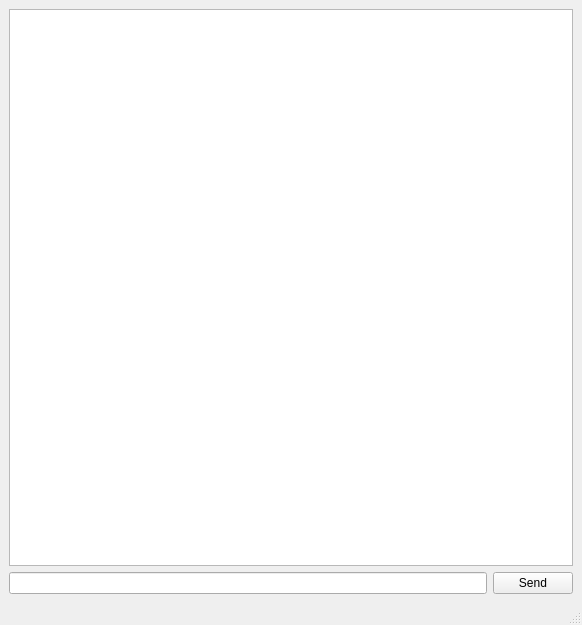
Qt form Panel/mainwindow.ui (shurk4/DoorPhone) before a commit.
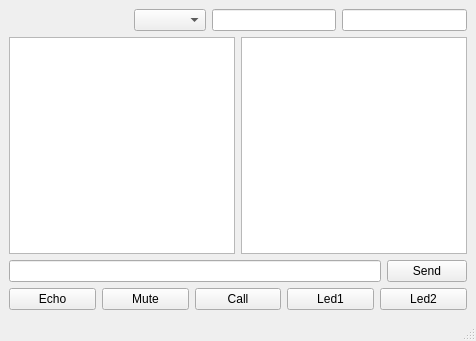
The same form after that commit.

What changed in the file:
```diff
--- a/Panel/mainwindow.ui
+++ b/Panel/mainwindow.ui
@@ -6,8 +6,8 @@
    <rect>
     <x>0</x>
     <y>0</y>
-    <width>582</width>
-    <height>625</height>
+    <width>476</width>
+    <height>341</height>
    </rect>
   </property>
   <property name="windowTitle">
@@ -16,7 +16,40 @@
   <widget class="QWidget" name="centralwidget">
    <layout class="QVBoxLayout" name="verticalLayout">
     <item>
-     <widget class="QTextBrowser" name="textBrowser"/>
+     <layout class="QHBoxLayout" name="horizontalLayout_3">
+      <item>
+       <spacer name="horizontalSpacer">
+        <property name="orientation">
+         <enum>Qt::Horizontal</enum>
+        </property>
+        <property name="sizeHint" stdset="0">
+         <size>
+          <width>40</width>
+          <height>20</height>
+         </size>
+        </property>
+       </spacer>
+      </item>
+      <item>
+       <widget class="QComboBox" name="comboBoxInterfaces"/>
+      </item>
+      <item>
+       <widget class="QLineEdit" name="lineEditIP"/>
+      </item>
+      <item>
+       <widget class="QLineEdit" name="lineEditPort"/>
+      </item>
+     </layout>
+    </item>
+    <item>
+     <layout class="QHBoxLayout" name="horizontalLayout_4">
+      <item>
+       <widget class="QListWidget" name="listWidgetIPs"/>
+      </item>
+      <item>
+       <widget class="QTextBrowser" name="textBrowser"/>
+      </item>
+     </layout>
     </item>
     <item>
      <layout class="QHBoxLayout" name="horizontalLayout">
@@ -32,6 +65,54 @@
       </item>
      </layout>
     </item>
+    <item>
+     <layout class="QHBoxLayout" name="horizontalLayout_2">
+      <item>
+       <widget class="QPushButton" name="pushButtonEcho">
+        <property name="text">
+         <string>Echo</string>
+        </property>
+        <property name="checkable">
+         <bool>true</bool>
+        </property>
+       </widget>
+      </item>
+      <item>
+       <widget class="QPushButton" name="pushButtonMute">
+        <property name="text">
+         <string>Mute</string>
+        </property>
+        <property name="checkable">
+         <bool>true</bool>
+        </property>
+       </widget>
+      </item>
+      <item>
+       <widget class="QPushButton" name="pushButtonCall">
+        <property name="text">
+         <string>Call</string>
+        </property>
+        <property name="checkable">
+         <bool>true</bool>
+        </property>
+       </widget>
+      </item>
+      <item>
+       <widget class="QPushButton" name="pushButton1">
+        <property name="text">
+         <string>Led1</string>
+        </property>
+       </widget>
+      </item>
+      <item>
+       <widget class="QPushButton" name="pushButton2">
+        <property name="text">
+         <string>Led2</string>
+        </property>
+       </widget>
+      </item>
+     </layout>
+    </item>
    </layout>
   </widget>
   <widget class="QMenuBar" name="menubar">
```
Left out of the diff: 4 changed lines with no effect on the pictures.
